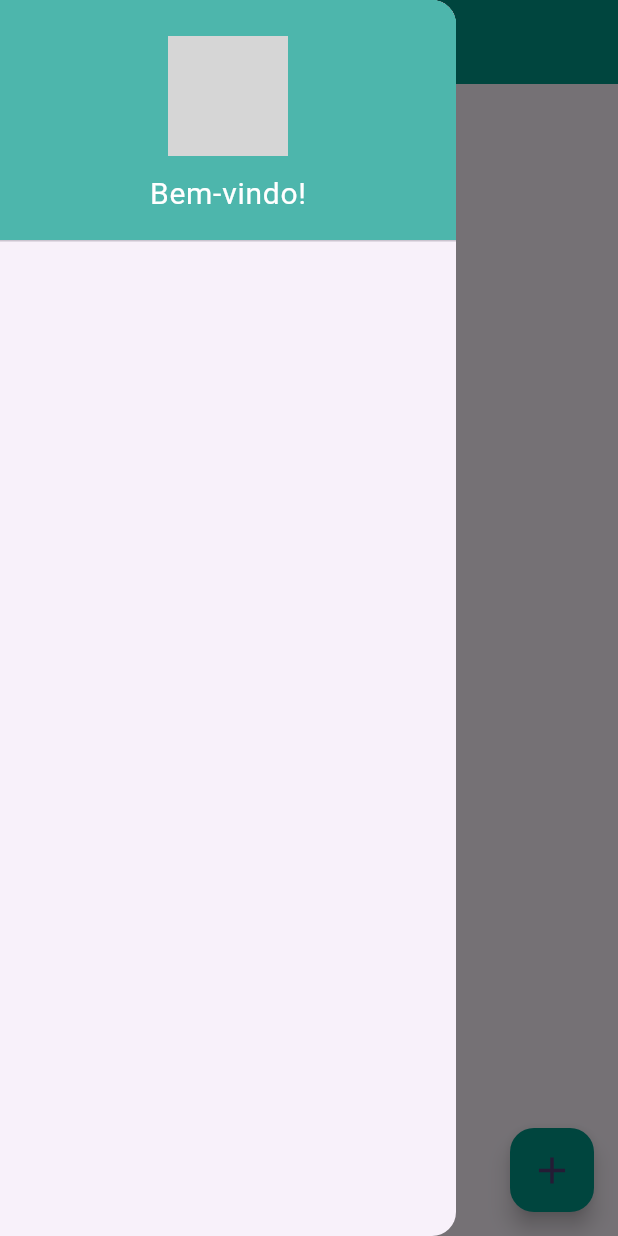
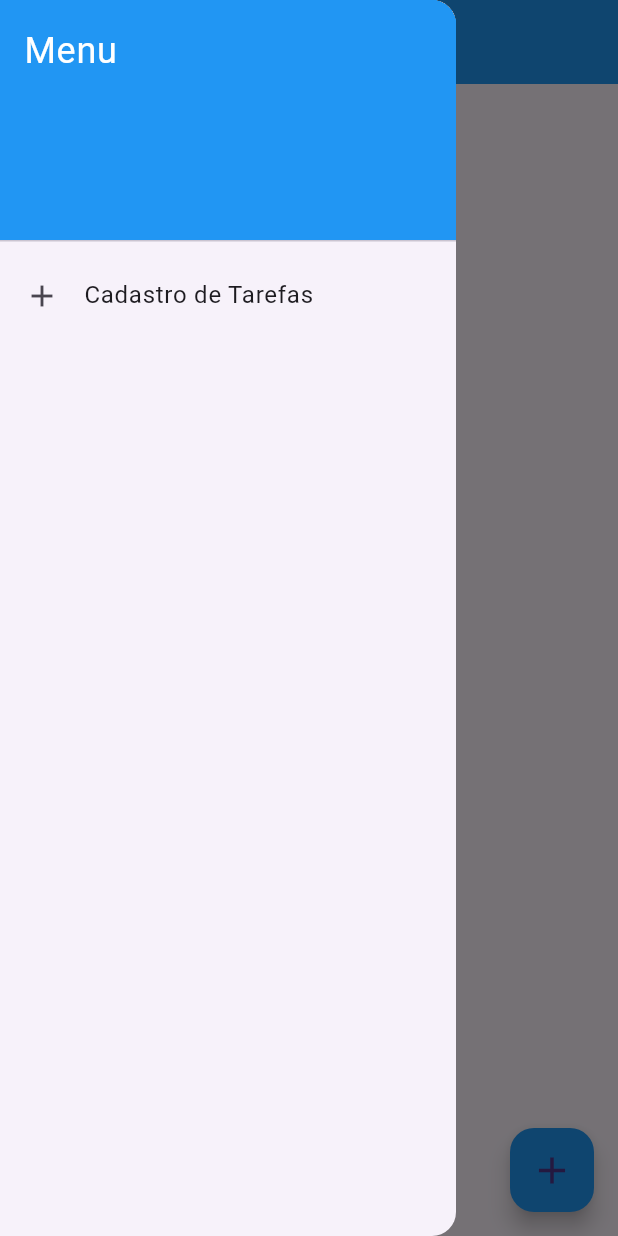
Before and after one commit to Dougras2005/appTarefas, a Flutter app: the screen it shows after launch, with the side drawer open, on a phone screen of 412 x 824 dp. Run offline on Flutter 3.47's test engine with Material 3 defaults, Android fonts, the phone set to English and light mode, and no system bars; our stand-ins replace sqflite; accounts and stored records are empty; grey boxes are pictures that could not be loaded.

Commit message:
appTarefas

```diff
--- a/lib/core/database.dart
+++ b/lib/core/database.dart
@@ -5,6 +5,7 @@ class DatabaseHelper {
   static Future<Database> initDb() async {
     return openDatabase(
         join(await getDatabasesPath(), 'tarefa_database.db'),
+        version: 1,
         onCreate: (db, version) async {
           // Criação da tabela
           await db.execute(
--- a/lib/main.dart
+++ b/lib/main.dart
@@ -1,3 +1,4 @@
+import 'package:app_gerenciamento_de_tarefas/presentation/pages/cadastro_page.dart';
 import 'package:app_gerenciamento_de_tarefas/presentation/pages/home_Page.dart';
 import 'package:flutter/material.dart';
 
@@ -12,13 +13,17 @@ class MyApp extends StatelessWidget {
   @override
   Widget build(BuildContext context) {
     return MaterialApp(
-      title: 'Flutter Demo',
+      title: 'App Tarefas',
+      debugShowCheckedModeBanner: false,
       theme: ThemeData(
-
-        colorScheme: ColorScheme.fromSeed(seedColor: Colors.deepPurple),
-        useMaterial3: true,
+        primarySwatch: Colors.blue,
       ),
       home: const HomePage(),
+      routes: {
+        '/CadastroProduto': (context) =>
+        const CadastroTarefa(), // Adicione a página de cadastro de tarefas
+
+      },
     );
   }
 }
--- a/lib/presentation/pages/home_page.dart
+++ b/lib/presentation/pages/home_page.dart
@@ -34,32 +34,32 @@ class HomePageState extends State<HomePage> {
     return Scaffold(
       appBar: AppBar(
         title: const Text('Gestão de Tarefas'),
-        backgroundColor: Colors.teal,
+        backgroundColor: Colors.blue,
       ),
       drawer: Drawer(
         child: ListView(
           padding: EdgeInsets.zero,
           children: <Widget>[
-            DrawerHeader(
+            const DrawerHeader(
               decoration: BoxDecoration(
-                color: Colors.teal.shade300,
+                color: Colors.blue,
               ),
-              child: const Column(
-                mainAxisAlignment: MainAxisAlignment.center,
-                children: [
-                  CircleAvatar(
-                    radius: 40,
-                    backgroundImage: AssetImage('images/profile_image.png'),
-                  ),
-                  SizedBox(height: 10),
-                  Text(
-                    'Bem-vindo!',
-                    style: TextStyle(color: Colors.white, fontSize: 20),
-                  ),
-                ],
+              child: Text(
+                'Menu',
+                style: TextStyle(
+                  color: Colors.white,
+                  fontSize: 24,
+                ),
               ),
             ),
-          ],
+      ListTile(
+        leading: const Icon(Icons.add),
+        title: const Text('Cadastro de Tarefas'),
+        onTap: () {
+          Navigator.pushNamed(context, '/CadastroTarefa');
+        },
+          ),
+        ],
         ),
       ),
       body: Padding(
@@ -79,7 +79,7 @@ class HomePageState extends State<HomePage> {
               ),
               child: ListTile(
                 leading: CircleAvatar(
-                  backgroundColor: Colors.teal.shade300,
+                  backgroundColor: Colors.blue,
                   child: Text(
                     tarefa.nome[0], // Primeira letra do nome
                     style: const TextStyle(color: Colors.white),
@@ -110,7 +110,7 @@ class HomePageState extends State<HomePage> {
                     IconButton(
                       icon: const Icon(Icons.delete, color: Colors.red),
                       onPressed: () {
-                        // _deleteDog(dog);
+                        // deleteTarefa(tarefa);
                       },
                     ),
                   ],
@@ -127,7 +127,7 @@ class HomePageState extends State<HomePage> {
             MaterialPageRoute(builder: (context) => const CadastroTarefa()),
           ).then((_) => _loadTarefas());
         },
-        backgroundColor: Colors.teal,
+        backgroundColor: Colors.blue,
         tooltip: 'Adicionar Tarefa', // Cor do botão
         child: const Icon(Icons.add, size: 30),
       ),
```
Also changed, not shown: lib/presentation/pages/cadastro_page.dart (+11 -11 lines).
